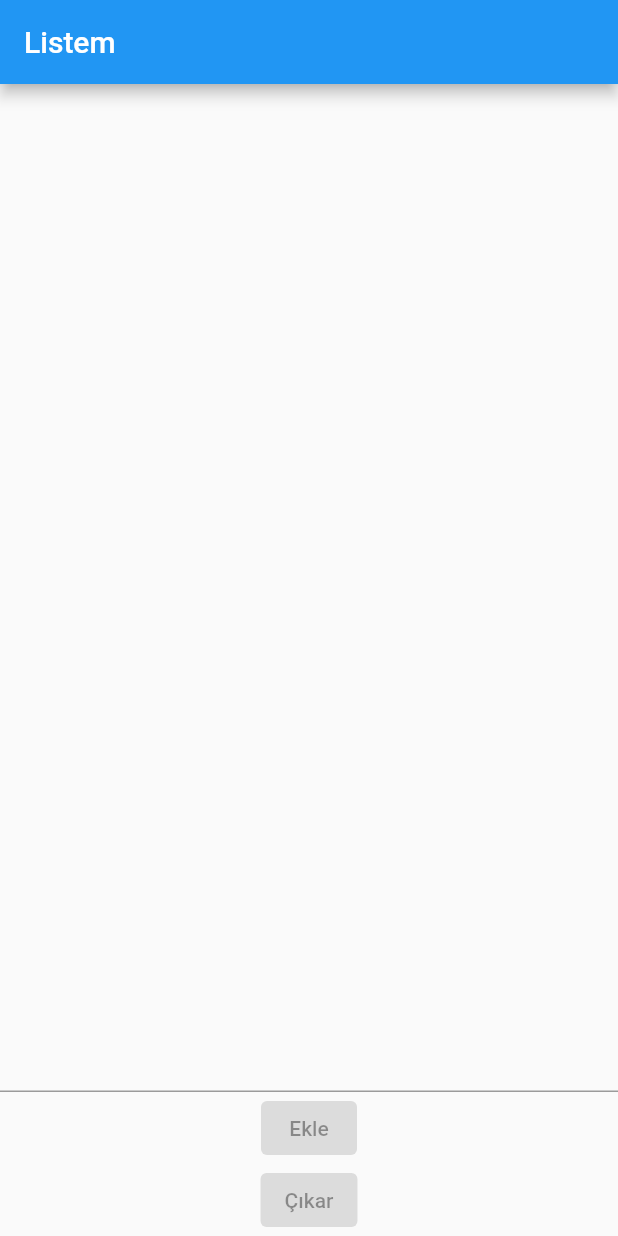
After one commit to iremkryt/blog_app, a Flutter app: the AnaHat screen opened directly, on a phone screen of 412 x 824 dp. The commit adds this screen. Run offline on Flutter 3.47's test engine with Material 2 defaults, Android fonts, the phone set to English and light mode, and no system bars.

Commit message:
todo app yapıldı fakat sayfa yönlendirmesi hatalı

```diff
--- a/blog_app/lib/main.dart
+++ b/blog_app/lib/main.dart
@@ -1,3 +1,4 @@
+import 'package:blog_app/todo.dart';
 import 'package:flutter/material.dart';
 
 void main() => runApp(MyApp());
@@ -48,6 +49,11 @@ class _AnaEkranState extends State<AnaEkran> {
       blogYazisi = 'Mayis göster';
     });
   }
+  ToDoApp(){
+    setState(() {
+      Navigator.push(context, MaterialPageRoute(builder: (context) => ToDoApp()),);
+    });
+  }
 
   @override
   Widget build(BuildContext context) {
@@ -69,6 +75,10 @@ class _AnaEkranState extends State<AnaEkran> {
               onPressed: mayisGoster,
               child: Text("Mayıs yazısı"),
             ),
+            ElevatedButton(
+              onPressed: ToDoApp,
+              child: Text("ToDo Uygulaması"),
+            ),
           ],
         ),
       ),
--- /dev/null
+++ b/blog_app/lib/todo.dart
@@ -0,0 +1,81 @@
+import 'package:flutter/material.dart';
+
+class ToDoApp extends StatelessWidget {
+  const ToDoApp({super.key});
+
+  @override
+  Widget build(BuildContext context) {
+    return MaterialApp(
+      title: "ToDo Uygulaması",
+      home: AnaHat(),
+    );
+  }
+}
+
+class AnaHat extends StatelessWidget {
+  const AnaHat({super.key});
+
+  @override
+  Widget build(BuildContext context) {
+    return Scaffold(
+      appBar: AppBar(
+        title: Text("Listem"),
+      ),
+      body: AnaEkranTwo(),
+    );
+  }
+}
+
+class AnaEkranTwo extends StatefulWidget {
+  const AnaEkranTwo({super.key});
+
+  @override
+  State<AnaEkranTwo> createState() => _AnaEkranTwoState();
+}
+
+class _AnaEkranTwoState extends State<AnaEkranTwo> {
+
+  TextEditingController textEditingController = TextEditingController();
+  List alisverisListesi = [];
+
+  elemanEkle(){
+    setState(() {
+      alisverisListesi.add(textEditingController.text);
+    });
+  }
+  elemanCikar(){
+    setState(() {
+      alisverisListesi.remove(textEditingController.text);
+      textEditingController.clear();
+    });
+  }
+
+  @override
+  Widget build(BuildContext context) {
+    return Container(
+      child: Column(
+        children: [
+          Flexible(
+            child: ListView.builder(
+              itemCount: alisverisListesi.length,
+              itemBuilder: ((context, index) => ListTile(
+                title: Text(alisverisListesi[index]),
+                )),
+            ),
+          ),
+          TextField(
+            controller: textEditingController,
+          ),
+          ElevatedButton(
+            onPressed: elemanEkle(),
+            child: Text("Ekle"),
+          ),
+          ElevatedButton(
+            onPressed: elemanCikar(),
+            child: Text("Çıkar"),
+          ),
+        ],
+      ),
+    );
+  }
+}
```
Also changed, not shown: 1 other file.
